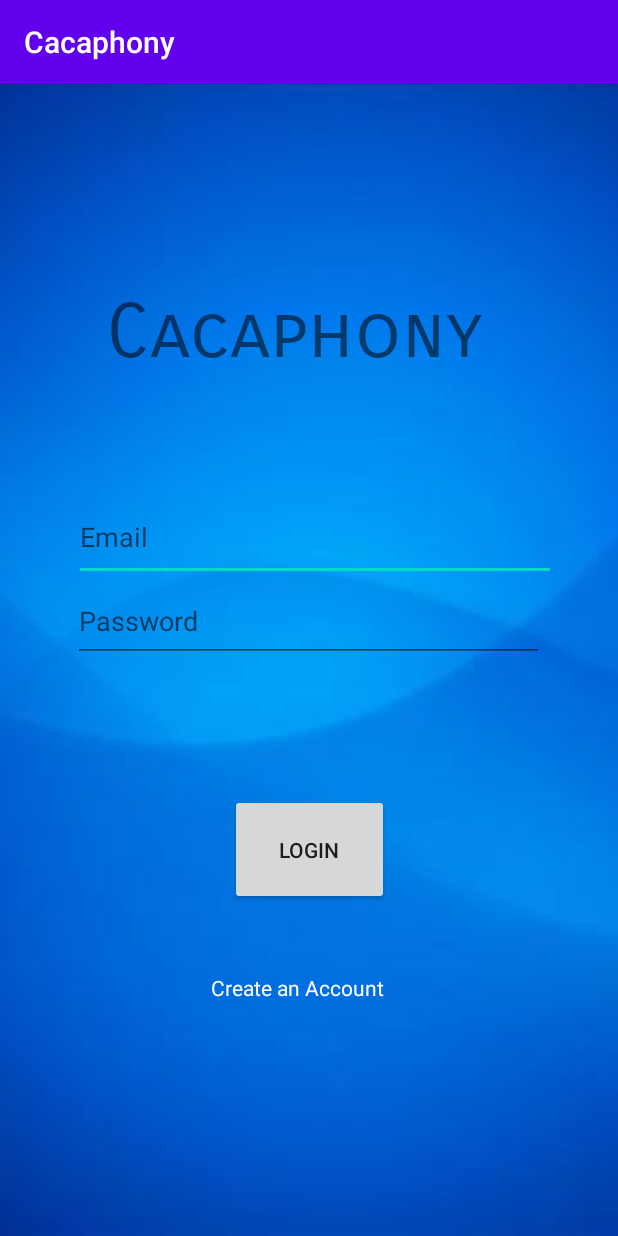
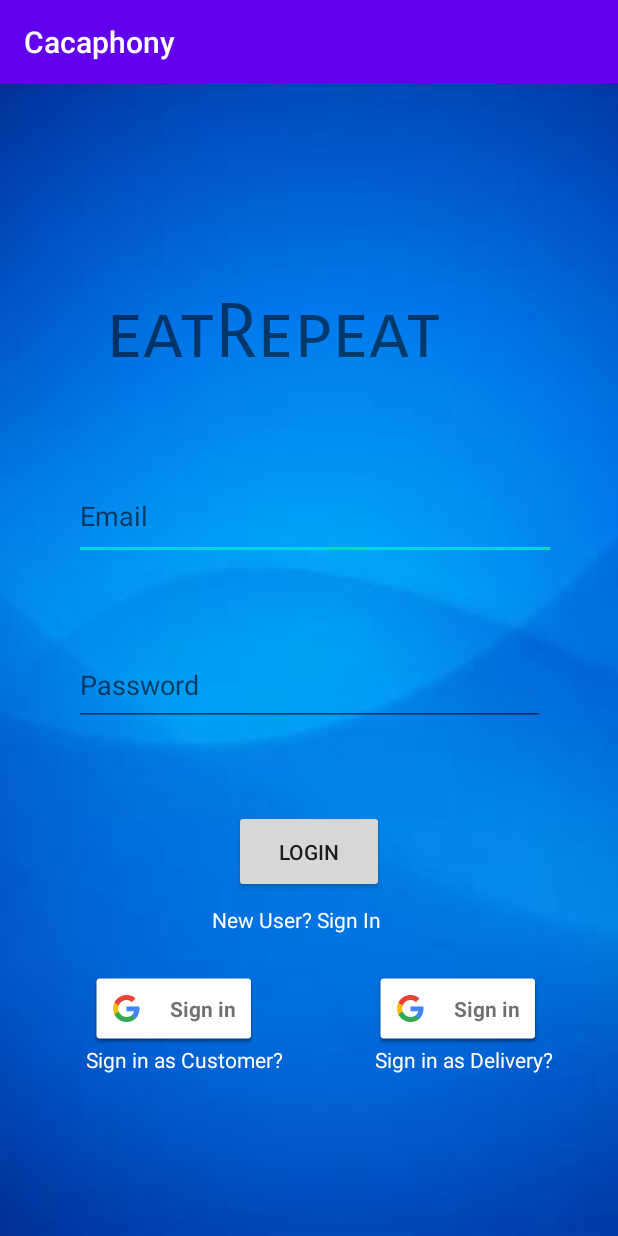
Before and after one commit to blacken57/Cacaphony, an Android app: the screen it shows after launch (Login), on a phone screen of 412 x 824 dp. Run offline under Robolectric (Android 15) with nearby library versions, the phone set to English and light mode, and no system bars; our stand-ins replace Firebase (no records; nobody signed in at launch, a user with empty details on screens opened directly).

Commit message:
Google Sign in method

```diff
--- a/app/src/main/res/layout/activity_login.xml
+++ b/app/src/main/res/layout/activity_login.xml
@@ -13,7 +13,7 @@
         android:layout_width="271dp"
         android:layout_height="68dp"
         android:fontFamily="sans-serif-smallcaps"
-        android:text="Cacaphony"
+        android:text="eatRepeat"
         android:textSize="50sp"
         app:layout_constraintBottom_toBottomOf="parent"
         app:layout_constraintEnd_toEndOf="parent"
@@ -45,23 +45,23 @@
         android:inputType="textPersonName"
         app:layout_constraintBottom_toTopOf="@+id/registering2"
         app:layout_constraintEnd_toEndOf="parent"
-        app:layout_constraintHorizontal_bias="0.494"
+        app:layout_constraintHorizontal_bias="0.5"
         app:layout_constraintStart_toStartOf="parent"
-        app:layout_constraintTop_toBottomOf="@+id/textView21"
-        app:layout_constraintVertical_bias="0.592" />
+        app:layout_constraintTop_toBottomOf="@+id/Email2"
+        app:layout_constraintVertical_bias="0" />
 
     <Button
         android:id="@+id/registering2"
-        android:layout_width="106dp"
-        android:layout_height="74dp"
-        android:layout_marginBottom="104dp"
+        android:layout_width="100dp"
+        android:layout_height="55dp"
+        android:layout_marginBottom="56dp"
         android:text="Login"
         app:layout_constraintBottom_toTopOf="@+id/progressBar"
         app:layout_constraintEnd_toEndOf="parent"
-        app:layout_constraintHorizontal_bias="0.501"
+        app:layout_constraintHorizontal_bias="0.5"
         app:layout_constraintStart_toStartOf="parent"
-        app:layout_constraintTop_toBottomOf="@+id/pass"
-        app:layout_constraintVertical_bias="0.55" />
+        app:layout_constraintTop_toBottomOf="@+id/pass2"
+        app:layout_constraintVertical_bias="0.50" />
 
     <ProgressBar
         android:id="@+id/progressBar"
@@ -80,14 +80,60 @@
         android:id="@+id/Reg"
         android:layout_width="130dp"
         android:layout_height="28dp"
-        android:text="Create an Account"
+        android:text="New User? Sign In"
         android:textColor="#FFFFFF"
         app:layout_constraintBottom_toTopOf="@+id/progressBar"
         app:layout_constraintEnd_toEndOf="parent"
-        app:layout_constraintHorizontal_bias="0.498"
+        app:layout_constraintHorizontal_bias="0.5"
         app:layout_constraintStart_toStartOf="parent"
         app:layout_constraintTop_toBottomOf="@+id/registering2"
-        app:layout_constraintVertical_bias="0.6" />
+        app:layout_constraintVertical_bias="0.10" />
+
+
+    <com.google.android.gms.common.SignInButton
+        android:id="@+id/signInButtonCust"
+        android:layout_width="wrap_content"
+        android:layout_height="wrap_content"
+        app:layout_constraintBottom_toBottomOf="parent"
+        app:layout_constraintEnd_toEndOf="parent"
+        app:layout_constraintHorizontal_bias="0.2"
+        app:layout_constraintStart_toStartOf="parent"
+        app:layout_constraintTop_toBottomOf="@+id/Reg"
+        app:layout_constraintVertical_bias="0.116" />
+
+    <TextView
+        android:id="@+id/asCUst"
+        android:layout_width="140dp"
+        android:layout_height="40dp"
+        android:text="Sign in as Customer?"
+        android:textColor="#FFFFFF"
+        app:layout_constraintEnd_toEndOf="parent"
+        app:layout_constraintHorizontal_bias="0.21"
+        app:layout_constraintStart_toStartOf="parent"
+        app:layout_constraintTop_toBottomOf="@+id/signInButtonCust" />
+
+    <TextView
+        android:id="@+id/asDel"
+        android:layout_width="130dp"
+        android:layout_height="40dp"
+        android:text="Sign in as Delivery?"
+        android:textColor="#FFFFFF"
+        app:layout_constraintEnd_toEndOf="parent"
+        app:layout_constraintHorizontal_bias="0.886"
+        app:layout_constraintStart_toStartOf="parent"
+        app:layout_constraintTop_toBottomOf="@+id/signInButtonDel"
+        tools:layout_editor_absoluteY="617dp" />
+
+    <com.google.android.gms.common.SignInButton
+        android:id="@+id/signInButtonDel"
+        android:layout_width="wrap_content"
+        android:layout_height="wrap_content"
+        app:layout_constraintBottom_toBottomOf="parent"
+        app:layout_constraintEnd_toEndOf="parent"
+        app:layout_constraintHorizontal_bias="0.83"
+        app:layout_constraintStart_toStartOf="parent"
+        app:layout_constraintTop_toBottomOf="@+id/Reg"
+        app:layout_constraintVertical_bias="0.116" />
 
 
 </androidx.constraintlayout.widget.ConstraintLayout>
```
Also changed, not shown: app/build.gradle (+9 -1 lines), app/src/main/java/com/example/cacaphony/Login.java (+126 -2 lines).
